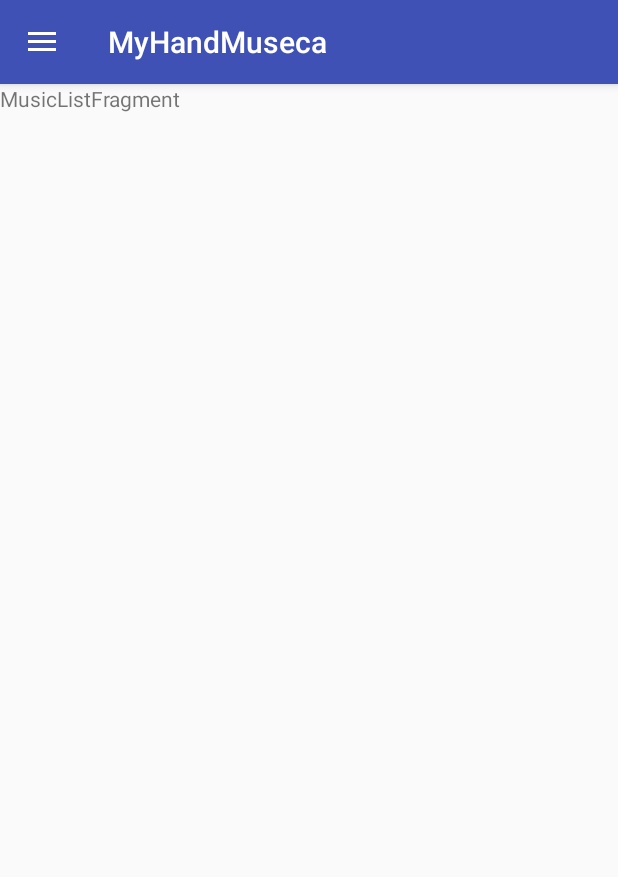
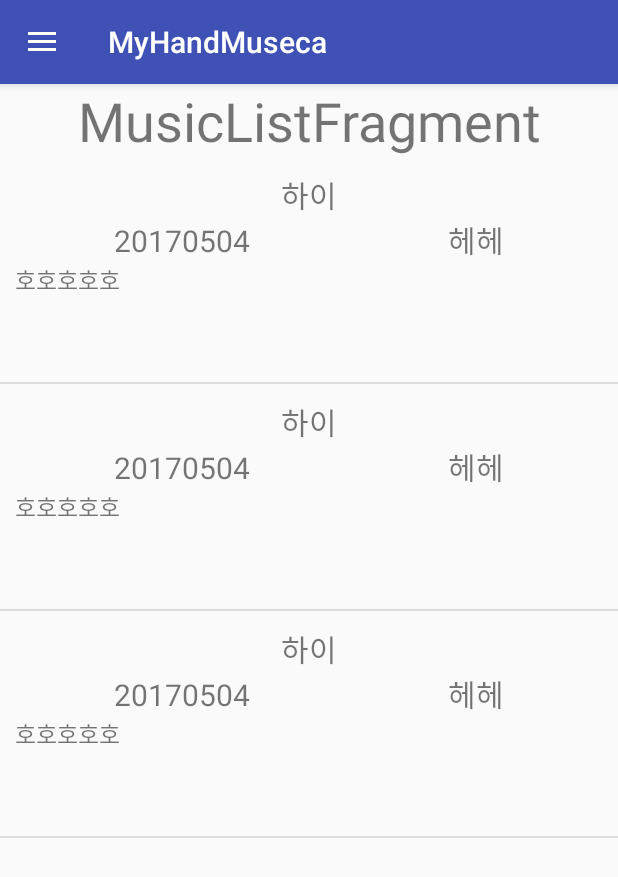
Before and after one commit to zpq456/NaAppMan, an Android app: the fragment MusicListFragment placed in its activity, on a phone screen of 412 x 824 dp. Shown: the top 877 px of the screen. Run offline under Robolectric (Android 15) with nearby library versions, the phone set to English and light mode, and no system bars.

Commit message:
#DB연결을 위한 준비 -Data클래스 생성 -Fragment에 ListView생성 - ListView에 사용할 item생성 - okhttp3 라이브러리 적용 - 웹서버에 명령 보내는 클래스 생성 (SendToDB, UpdateToDB)

```diff
--- a/MyHandMuseca/MyHandMuseca/app/build.gradle
+++ b/MyHandMuseca/MyHandMuseca/app/build.gradle
@@ -20,7 +20,7 @@ android {
 }
 
 dependencies {
-    compile fileTree(dir: 'libs', include: ['*.jar'])
+    compile fileTree(include: ['*.jar'], dir: 'libs')
     androidTestCompile('com.android.support.test.espresso:espresso-core:2.2.2', {
         exclude group: 'com.android.support', module: 'support-annotations'
     })
@@ -29,4 +29,5 @@ dependencies {
     compile 'com.android.support.constraint:constraint-layout:1.0.2'
     compile 'com.android.support:support-v4:25.3.1'
     testCompile 'junit:junit:4.12'
+    compile files('libs/okhttp-3.2.0.jar')
 }
--- /dev/null
+++ b/MyHandMuseca/MyHandMuseca/app/src/main/java/kr/ac/hansung/myhandmuseca/Data/DataInfo.java
@@ -0,0 +1,14 @@
+package kr.ac.hansung.myhandmuseca.Data;
+
+/**
+ * Created by Owner on 2017-07-15.
+ */
+
+public interface DataInfo {
+    public String[] getData();
+    public String getData(int index);
+    public void setData(int index,String data);
+    public void setData(String[] uData);
+
+    public String getSendSQLString();
+}
--- /dev/null
+++ b/MyHandMuseca/MyHandMuseca/app/src/main/java/kr/ac/hansung/myhandmuseca/Data/MusicData.java
@@ -0,0 +1,40 @@
+package kr.ac.hansung.myhandmuseca.Data;
+
+/**
+ * Created by Owner on 2017-07-15.
+ */
+
+public class MusicData implements DataInfo{
+    private String[] uData = new String[4];
+
+    public MusicData(){}
+    public MusicData(String mName, String mReleased,
+                          String mProduce, String mGet){
+        setData(0,mName);
+        setData(1,mReleased);
+        setData(2,mProduce);
+        setData(3,mGet);
+    }
+
+    @Override
+    public String[] getData() {
+        return uData;
+    }
+    @Override
+    public String getData(int index) {
+        return uData[index];
+    }
+    @Override
+    public void setData(int index, String data) {
+        uData[index] = data;
+    }
+    @Override
+    public void setData(String[] uData) {
+        this.uData = uData;
+    }
+
+    @Override
+    public String getSendSQLString() {
+        return null;
+    }
+}
--- a/MyHandMuseca/MyHandMuseca/app/src/main/java/kr/ac/hansung/myhandmuseca/MusicListFragment.java
+++ b/MyHandMuseca/MyHandMuseca/app/src/main/java/kr/ac/hansung/myhandmuseca/MusicListFragment.java
@@ -8,6 +8,13 @@ import android.support.v4.app.Fragment;
 import android.view.LayoutInflater;
 import android.view.View;
 import android.view.ViewGroup;
+import android.widget.BaseAdapter;
+import android.widget.ListView;
+import android.widget.TextView;
+
+import java.util.ArrayList;
+
+import kr.ac.hansung.myhandmuseca.Data.MusicData;
 
 
 /**
@@ -16,6 +23,9 @@ import android.view.ViewGroup;
 public class MusicListFragment extends Fragment
         implements MainActivity.onKeyBackPressedListener{
     private MainActivity main;
+    private ArrayList<MusicData> musicDatas = new ArrayList<>();
+    private ListView listView;
+    private MusicListViewAdapter musicListViewAdapter;
 
     public MusicListFragment() {
         // Required empty public constructor
@@ -36,6 +46,22 @@ public class MusicListFragment extends Fragment
     public View onCreateView(LayoutInflater inflater, ViewGroup container,
                              Bundle savedInstanceState) {
         View v = inflater.inflate(R.layout.fragment_music_list, container, false);
+
+        //더미 데이터
+        musicDatas.add(new MusicData("하이","20170504","헤헤","호호호호호"));
+        musicDatas.add(new MusicData("하이","20170504","헤헤","호호호호호"));
+        musicDatas.add(new MusicData("하이","20170504","헤헤","호호호호호"));
+
+        listView = (ListView)v.findViewById(R.id.musicListView);
+        musicListViewAdapter = new MusicListViewAdapter();
+        if(musicDatas!=null) {
+            for (int i = 0; i < musicDatas.size(); i++) {
+                musicListViewAdapter.addItem(
+                        musicDatas.get(i).getData(0), musicDatas.get(i).getData(1),
+                        musicDatas.get(i).getData(2), musicDatas.get(i).getData(3));
+            }
+        }
+        listView.setAdapter(musicListViewAdapter);
         return v;
     }
 
@@ -53,3 +79,63 @@ public class MusicListFragment extends Fragment
         ((MainActivity) context).setOnKeyBackPressedListener(this);
     }
 }
+
+class MusicListViewItem{
+    private String mNameText;
+    private String mReleasedText;
+    private String mProduceText;
+    private String mGetText;
+
+    public String getmNameText() {return mNameText;}
+    public void setmNameText(String mNameText) {this.mNameText = mNameText;}
+    public String getmReleasedText() {return mReleasedText;}
+    public void setmReleasedText(String mReleasedText) {this.mReleasedText = mReleasedText;}
+    public String getmProduceText() {return mProduceText;}
+    public void setmProduceText(String mProduceText) {this.mProduceText = mProduceText;}
+    public String getmGetText() {return mGetText;}
+    public void setmGetText(String mGetText) {this.mGetText = mGetText;}
+}
+
+
+class MusicListViewAdapter extends BaseAdapter{
+    private  ArrayList<MusicListViewItem>items = new ArrayList<>();
+
+    public void addItem(String name,String released,String produce, String get){
+        MusicListViewItem item = new MusicListViewItem();
+        item.setmNameText(name);
+        item.setmReleasedText(released);
+        item.setmProduceText(produce);
+        item.setmGetText(get);
+        items.add(item);
+    }
+
+    @Override
+    public int getCount() { return items.size();}
+    @Override
+    public Object getItem(int position) {return items.get(position);}
+    @Override
+    public long getItemId(int position) {return 0;}
+    @Override
+    public View getView(int position, View convertView, ViewGroup parent) {
+        Context context = parent.getContext();
+
+        if(convertView == null){
+            LayoutInflater inflater =
+                    (LayoutInflater) context.getSystemService(Context.LAYOUT_INFLATER_SERVICE);
+            convertView = inflater.inflate(R.layout.item_music_list, parent, false);
+        }
+        TextView mNameTextView = (TextView)convertView.findViewById(R.id.mName);
+        TextView mReleasedTextView = (TextView)convertView.findViewById(R.id.mReleased);
+        TextView mProduceTextView = (TextView)convertView.findViewById(R.id.mProduce);
+        TextView mGetTextView = (TextView)convertView.findViewById(R.id.mGet);
+
+        //리스트에 뿌려줄 아이템 받아오기
+        MusicListViewItem item = (MusicListViewItem) getItem(position);
+        mNameTextView.setText(item.getmNameText());
+        mReleasedTextView.setText(item.getmReleasedText());
+        mProduceTextView.setText(item.getmProduceText());
+        mGetTextView.setText(item.getmGetText());
+
+        return convertView;
+    }
+}
--- a/MyHandMuseca/MyHandMuseca/app/src/main/res/layout/fragment_music_list.xml
+++ b/MyHandMuseca/MyHandMuseca/app/src/main/res/layout/fragment_music_list.xml
@@ -5,9 +5,25 @@
     tools:context="kr.ac.hansung.myhandmuseca.MusicListFragment">
 
     <!-- TODO: Update blank fragment layout -->
-    <TextView
+    <LinearLayout
         android:layout_width="match_parent"
         android:layout_height="match_parent"
-        android:text="MusicListFragment" />
+        android:orientation="vertical">
+
+        <TextView
+            android:id="@+id/textView2"
+            android:layout_width="match_parent"
+            android:layout_height="wrap_content"
+            android:gravity="center"
+            android:text="MusicListFragment"
+            android:textSize="36sp" />
+
+        <ListView
+            android:id="@+id/musicListView"
+            android:layout_width="match_parent"
+            android:layout_height="match_parent"
+            android:layout_weight="1" />
+
+    </LinearLayout>
 
 </FrameLayout>
--- /dev/null
+++ b/MyHandMuseca/MyHandMuseca/app/src/main/res/layout/item_music_list.xml
@@ -0,0 +1,73 @@
+<?xml version="1.0" encoding="utf-8"?>
+<LinearLayout xmlns:android="http://schemas.android.com/apk/res/android"
+    android:layout_width="match_parent"
+    android:layout_height="150dp"
+    android:orientation="vertical"
+    android:padding="10dp">
+
+    <LinearLayout
+        android:layout_width="match_parent"
+        android:layout_height="wrap_content"
+        android:orientation="horizontal">
+
+        <TextView
+            android:id="@+id/mName"
+            android:layout_width="wrap_content"
+            android:layout_height="wrap_content"
+            android:layout_weight="1"
+            android:gravity="center"
+            android:text="musicName"
+            android:textSize="20sp" />
+    </LinearLayout>
+
+    <LinearLayout
+        android:layout_width="match_parent"
+        android:layout_height="wrap_content"
+        android:orientation="horizontal">
+
+        <TextView
+            android:id="@+id/mReleased"
+            android:layout_width="wrap_content"
+            android:layout_height="wrap_content"
+            android:layout_weight="1"
+            android:gravity="center"
+            android:text="musicReleased"
+            android:textSize="20sp" />
+
+        <TextView
+            android:id="@+id/mProduce"
+            android:layout_width="wrap_content"
+            android:layout_height="wrap_content"
+            android:layout_weight="1"
+            android:gravity="center"
+            android:text="musicProduce"
+            android:textSize="20sp" />
+    </LinearLayout>
+
+    <LinearLayout
+        android:layout_width="match_parent"
+        android:layout_height="match_parent"
+        android:orientation="horizontal">
+
+        <ScrollView
+            android:layout_width="match_parent"
+            android:layout_height="match_parent"
+            android:layout_weight="1">
+
+            <LinearLayout
+                android:layout_width="match_parent"
+                android:layout_height="wrap_content"
+                android:orientation="vertical">
+
+                <TextView
+                    android:id="@+id/mGet"
+                    android:layout_width="match_parent"
+                    android:layout_height="wrap_content"
+                    android:layout_weight="1"
+                    android:text="howToGet"
+                    android:textSize="15sp" />
+            </LinearLayout>
+        </ScrollView>
+
+    </LinearLayout>
+</LinearLayout>
```
Also changed, not shown: MyHandMuseca/MyHandMuseca/app/src/main/java/kr/ac/hansung/myhandmuseca/DataBase/DBManager.java (added, +8 -0 lines), MyHandMuseca/MyHandMuseca/app/src/main/java/kr/ac/hansung/myhandmuseca/DataBase/SendToDB.java (added, +68 -0 lines), MyHandMuseca/MyHandMuseca/app/src/main/java/kr/ac/hansung/myhandmuseca/DataBase/UpdateToDB.java (added, +71 -0 lines), MyHandMuseca/MyHandMuseca/app/libs/okhttp-3.2.0.jar (added).
